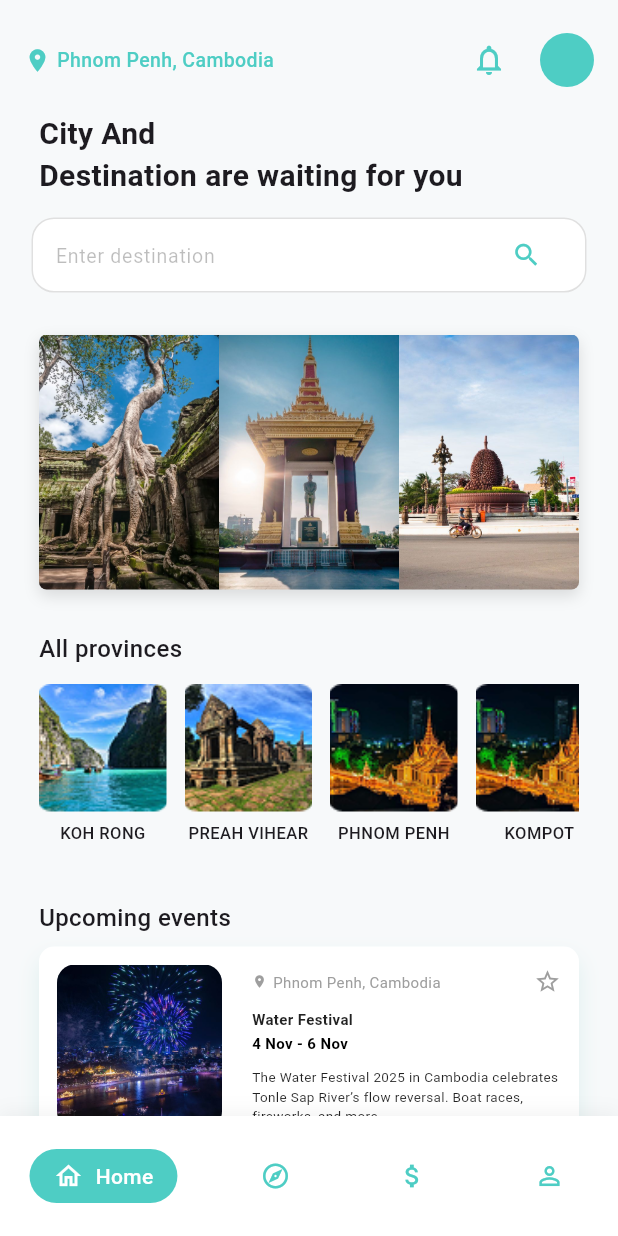
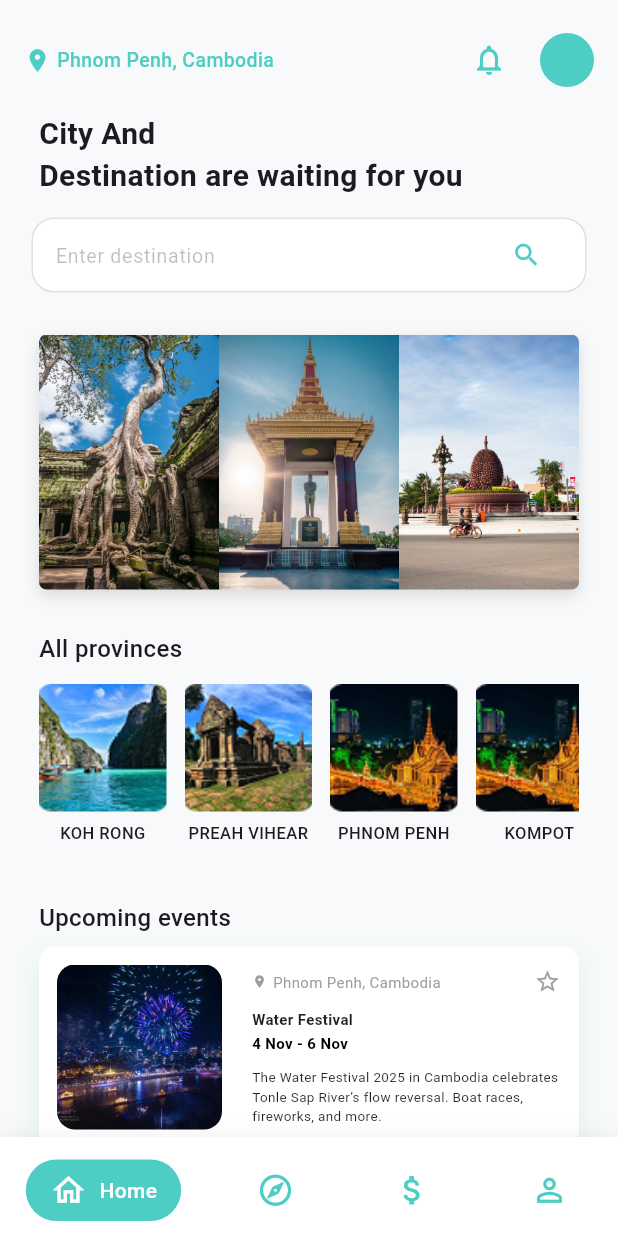
Before and after one commit to DeangDane/Flutter-TripTrek, a Flutter app: the MainNavigationScreen screen opened directly, on a phone screen of 412 x 824 dp. Run offline on Flutter 3.47's test engine with Material 3 defaults, Android fonts, the phone set to English and light mode, and no system bars; our stand-ins replace font_awesome_flutter, image_picker, shared_preferences; accounts and stored records are empty.

Commit message:
fixed navbar

```diff
--- a/lib/screens/main_navigation.dart
+++ b/lib/screens/main_navigation.dart
@@ -19,16 +19,14 @@ class _MainNavigationScreenState extends State<MainNavigationScreen> {
     const HomeScreen(),
     const JournalScreen(),
     const BudgetScreen(),
-    const JournalProfileScreen(), // ✅ Use this, since it's defined in profile.dart
+    const JournalProfileScreen(),
   ];
 
   @override
   Widget build(BuildContext context) {
     return Scaffold(
-      body: SafeArea(child: _screens[_currentIndex]),
-      bottomNavigationBar: SafeArea(
-        // This avoids overlap with system UI
-        child: CustomBottomNavBar(
+      body: _screens[_currentIndex],
+      bottomNavigationBar: CustomBottomNavBar(
         currentIndex: _currentIndex,
         onTap: (index) {
           setState(() {
@@ -36,7 +34,8 @@ class _MainNavigationScreenState extends State<MainNavigationScreen> {
           });
         },
       ),
-      ),
     );
   }
 }
+
+/* Remove this class definition if you have an actual ProfileScreen widget imported from 'package:triptrek/screens/s5-profile/profile.dart'; */
--- a/lib/screens/s3-journal/journal.dart
+++ b/lib/screens/s3-journal/journal.dart
@@ -1,7 +1,6 @@
 import 'dart:convert';
 import 'package:flutter/material.dart';
 import 'package:shared_preferences/shared_preferences.dart';
-import 'package:triptrek/screens/s2-home/notification.dart';
 import 'package:triptrek/widgets/journal_post.dart';
 import 'package:triptrek/widgets/story_section.dart';
 import 'createpost.dart';
--- a/lib/screens/s4-budget/budget_result.dart
+++ b/lib/screens/s4-budget/budget_result.dart
@@ -1,6 +1,5 @@
 import 'package:flutter/material.dart';
 import '../../widgets/place_card.dart';
-import '../../widgets/navbar.dart';
 import 'place_detail.dart';
 import 'saved_screen.dart';
 
--- a/lib/screens/s5-profile/saved_places_screen.dart
+++ b/lib/screens/s5-profile/saved_places_screen.dart
@@ -1,5 +1,5 @@
 import 'package:flutter/material.dart';
-import 'package:triptrek/widgets/w5-profile/story_model.dart';
+import 'package:triptrek/widgets/story_model.dart';
 
 class SavedPlacesScreen extends StatefulWidget {
   const SavedPlacesScreen({super.key});
--- a/lib/screens/start.dart
+++ b/lib/screens/start.dart
@@ -1,5 +1,4 @@
 import 'package:flutter/material.dart';
-import 'package:triptrek/screens/main_navigation.dart';
 import 'dart:async';
 
 import 'package:triptrek/screens/s1-auth/login.dart';
--- a/lib/widgets/navbar.dart
+++ b/lib/widgets/navbar.dart
@@ -12,8 +12,13 @@ class CustomBottomNavBar extends StatelessWidget {
 
   @override
   Widget build(BuildContext context) {
+    final bottomPadding = MediaQuery.of(context).padding.bottom;
+
     return Container(
-      height: 80,
+      padding: EdgeInsets.only(
+        top: 15,
+        bottom: bottomPadding > 0 ? bottomPadding : 10, // ensure padding on iOS
+      ),
       decoration: BoxDecoration(
         color: Colors.white,
         boxShadow: [
@@ -28,7 +33,11 @@ class CustomBottomNavBar extends StatelessWidget {
         mainAxisAlignment: MainAxisAlignment.spaceAround,
         children: [
           _buildNavItem(index: 0, icon: Icons.home_outlined, label: 'Home'),
-          _buildNavItem(index: 1, icon: Icons.explore_outlined, label: 'Journal'),
+          _buildNavItem(
+            index: 1,
+            icon: Icons.explore_outlined,
+            label: 'Journal',
+          ),
           _buildNavItem(index: 2, icon: Icons.attach_money, label: 'Budget'),
           _buildNavItem(index: 3, icon: Icons.person_outline, label: 'Profile'),
         ],
@@ -57,7 +66,7 @@ class CustomBottomNavBar extends StatelessWidget {
             Icon(
               icon,
               color: isSelected ? Colors.white : Color(0xFF4ECDC4),
-              size: 20,
+              size: 25,
             ),
             if (isSelected) ...[
               SizedBox(width: 8),
```
Also changed, not shown: lib/widgets/story_model.dart (renamed from lib/widgets/w5-profile/story_model.dart). Lines whose indentation alone changed are shown as unchanged.
